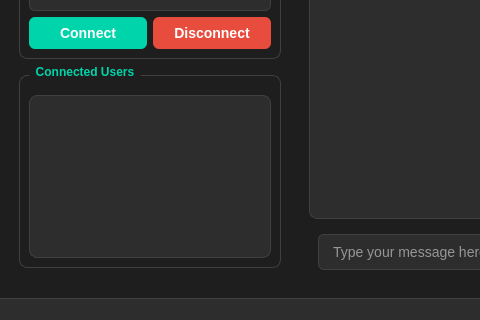
This is mainwindow.ui in CyberNilsen/CyberChat as Qt 5 draws it before an edit; both pictures show x 0 to 480 and y 346 to 666 of the 1000 by 666 pixel window. The edited form follows.
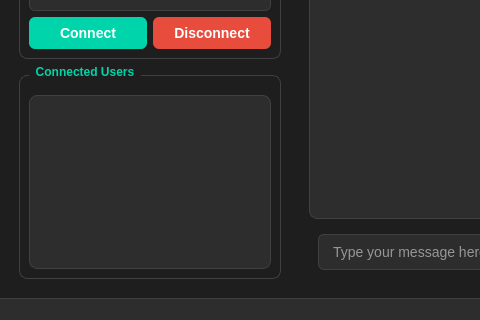
This is the edited form. Icons and pictures are not drawn.

Commit message: Removed space beneath the connected users since this looks ugly.

Diff of the .ui file:
```diff
--- a/mainwindow.ui
+++ b/mainwindow.ui
@@ -317,19 +317,6 @@
          </layout>
         </widget>
        </item>
-       <item>
-        <spacer name="verticalSpacer">
-         <property name="orientation">
-          <enum>Qt::Orientation::Vertical</enum>
-         </property>
-         <property name="sizeHint" stdset="0">
-          <size>
-           <width>20</width>
-           <height>40</height>
-          </size>
-         </property>
-        </spacer>
-       </item>
       </layout>
      </widget>
     </item>
```
